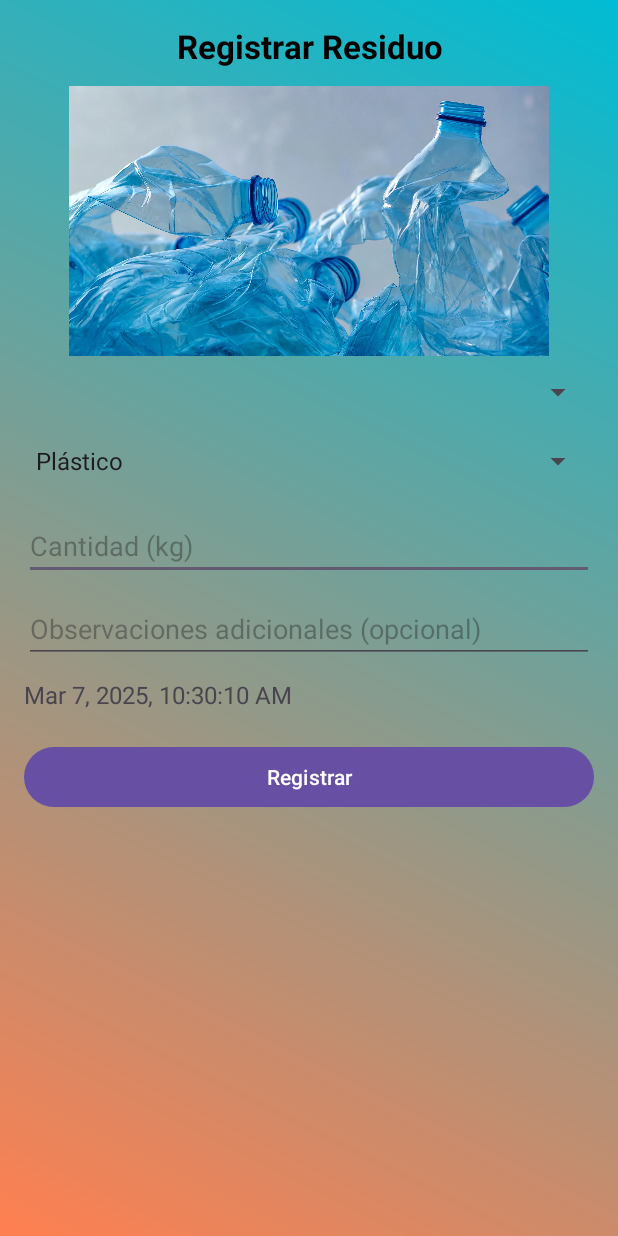
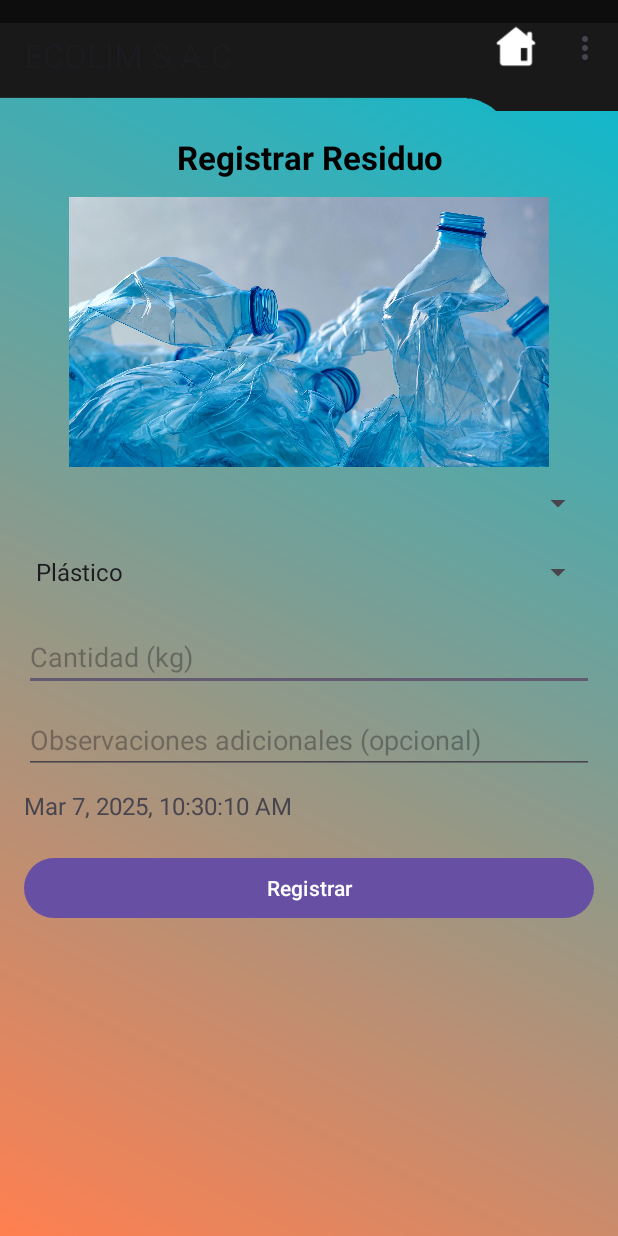
Before and after one commit to Alvarado321/ECOLIM, an Android app: the Registro_R_Agregado screen opened directly, with no data from a screen before it, on a phone screen of 412 x 824 dp. Run offline under Robolectric (Android 15) with nearby library versions, the phone set to English and light mode, and no system bars.

Commit message:
Update: Agregado de toolbar para Registro_R_Agregado

```diff
--- a/app/src/main/java/com/example/ecolim/Registro_R_Agregado.java
+++ b/app/src/main/java/com/example/ecolim/Registro_R_Agregado.java
@@ -9,7 +9,7 @@ import com.example.ecolim.helpers.ResiduoDAO;
 import java.util.List;
 import java.util.Arrays;
 
-public class Registro_R_Agregado extends AppCompatActivity {
+public class Registro_R_Agregado extends Toolbar {
 
     Spinner spinnerEmpleado, spinnerTipoResiduo;
     EditText editTextCantidad, editObservaciones;
@@ -30,6 +30,7 @@ public class Registro_R_Agregado extends AppCompatActivity {
     protected void onCreate(Bundle savedInstanceState) {
         super.onCreate(savedInstanceState);
         setContentView(R.layout.activity_registro_r_agregado);
+        setupToolbar();
 
         spinnerEmpleado = findViewById(R.id.spinnerEmpleado);
         spinnerTipoResiduo = findViewById(R.id.spinnerTipoResiduo);
--- a/app/src/main/res/layout/activity_registro_r_agregado.xml
+++ b/app/src/main/res/layout/activity_registro_r_agregado.xml
@@ -10,17 +10,28 @@
     <LinearLayout
         android:layout_width="match_parent"
         android:layout_height="wrap_content"
-        android:padding="16dp"
         android:orientation="vertical">
+
+        <androidx.appcompat.widget.Toolbar
+            android:id="@+id/toolbar"
+            android:layout_width="match_parent"
+            android:layout_height="74dp"
+            android:background="@drawable/background_toolbar" />
+
+        <LinearLayout
+            android:layout_width="match_parent"
+            android:layout_height="match_parent"
+            android:orientation="vertical"
+            android:padding="16dp">
 
             <TextView
                 android:layout_width="match_parent"
                 android:layout_height="wrap_content"
+                android:gravity="center"
                 android:text="Registrar Residuo"
+                android:textColor="@color/black"
                 android:textSize="22sp"
-            android:textStyle="bold"
-            android:textColor="@color/black"
-            android:gravity="center"/>
+                android:textStyle="bold" />
 
             <ImageView
                 android:id="@+id/imgTipoResiduo"
@@ -28,49 +39,50 @@
                 android:layout_height="180dp"
                 android:layout_marginVertical="12dp"
                 android:scaleType="centerInside"
-            android:src="@drawable/ic_launcher_foreground"/>
+                android:src="@drawable/ic_launcher_foreground" />
 
             <Spinner
                 android:id="@+id/spinnerEmpleado"
                 android:layout_width="match_parent"
-            android:layout_height="wrap_content"/>
+                android:layout_height="wrap_content" />
 
             <Spinner
                 android:id="@+id/spinnerTipoResiduo"
                 android:layout_width="match_parent"
                 android:layout_height="wrap_content"
-            android:layout_marginTop="10dp"/>
+                android:layout_marginTop="10dp" />
 
             <EditText
                 android:id="@+id/editTextCantidad"
                 android:layout_width="match_parent"
                 android:layout_height="wrap_content"
-            android:inputType="numberDecimal"
+                android:layout_marginTop="10dp"
                 android:hint="Cantidad (kg)"
-            android:layout_marginTop="10dp"/>
+                android:inputType="numberDecimal" />
 
             <EditText
                 android:id="@+id/editObservaciones"
                 android:layout_width="match_parent"
                 android:layout_height="wrap_content"
-            android:hint="Observaciones adicionales (opcional)"
-            android:layout_marginTop="10dp"/>
+                android:layout_marginTop="10dp"
+                android:hint="Observaciones adicionales (opcional)" />
 
             <TextView
                 android:id="@+id/textFechaHora"
                 android:layout_width="match_parent"
                 android:layout_height="wrap_content"
+                android:paddingTop="10dp"
                 android:text="Fecha y hora: automática"
-            android:paddingTop="10dp"
-            android:textSize="16sp"/>
+                android:textSize="16sp" />
 
             <Button
                 android:id="@+id/buttonRegistrarResiduo"
                 android:layout_width="match_parent"
                 android:layout_height="wrap_content"
+                android:layout_marginTop="20dp"
                 android:text="Registrar"
-            android:textColor="#FFFFFF"
-            android:layout_marginTop="20dp"/>
+                android:textColor="#FFFFFF" />
+        </LinearLayout>
 
     </LinearLayout>
 </ScrollView>
```
Lines whose indentation alone changed are shown as unchanged.
